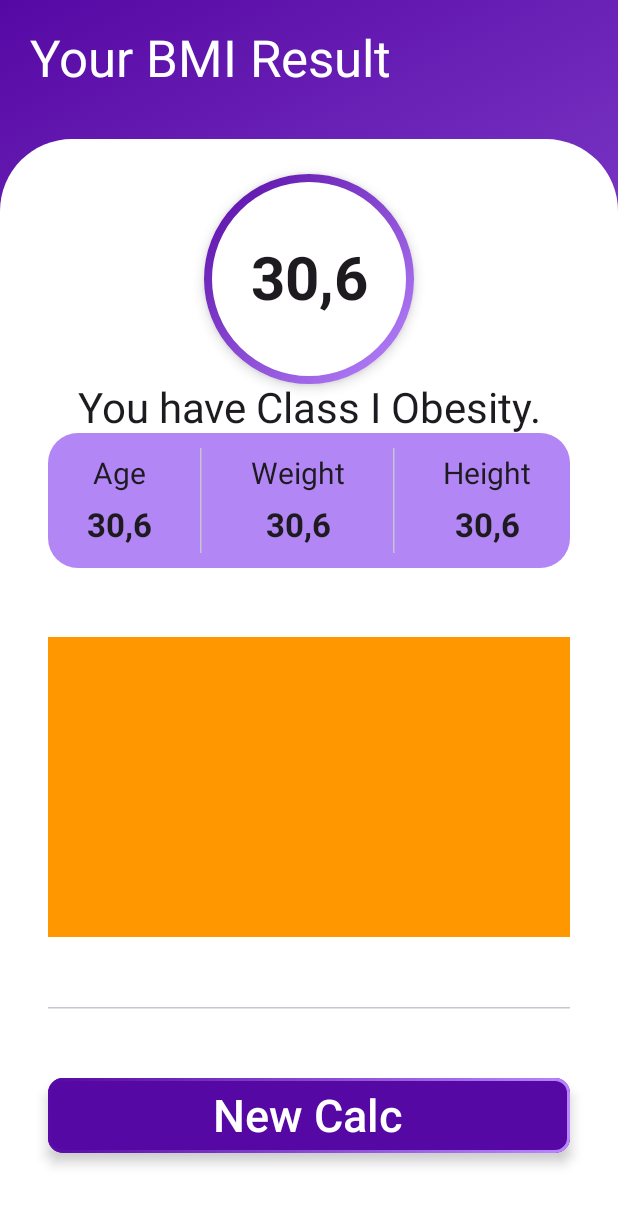
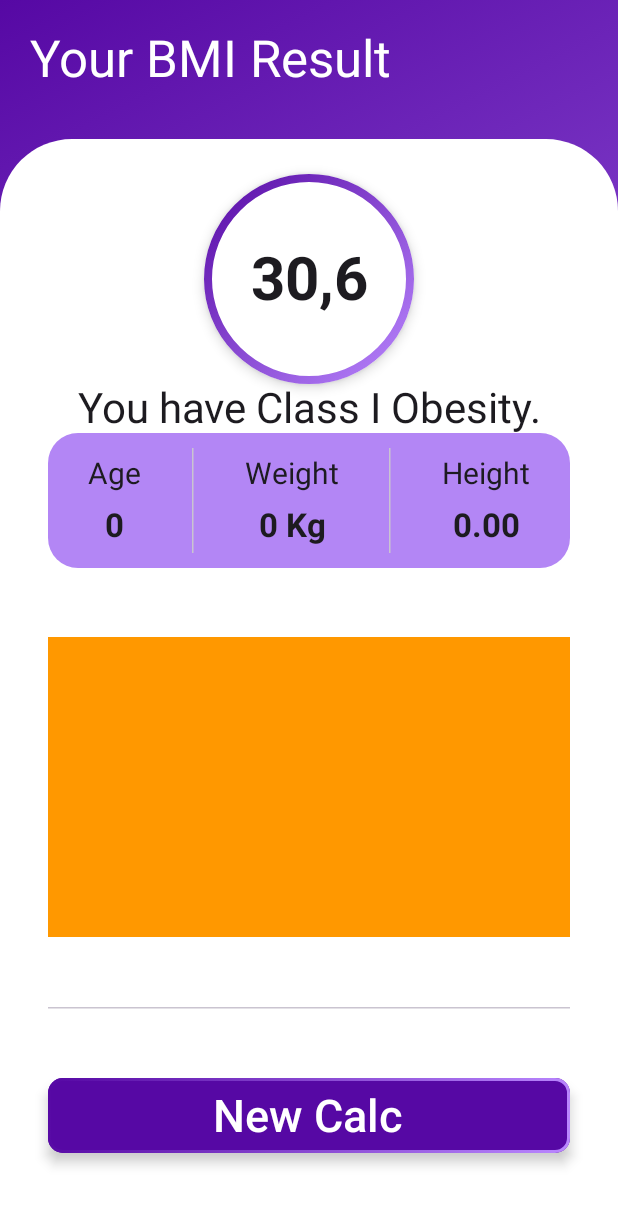
Before and after one commit to moh4b-z/APP_BMI_BB, an Android app built with Jetpack Compose: the @Preview function BMIResultSreernPreview, on a phone screen of 412 x 824 dp. Shown: the top 1205 px of the screen. Run offline under Robolectric (Android 15) with nearby library versions, the phone set to English and light mode, and no system bars.

Commit message:
Afição das variaveis e criação de arquivos xml

```diff
--- a/app/src/main/java/br/senai/sp/jandira/bmi/screens/BMIResultScreern.kt
+++ b/app/src/main/java/br/senai/sp/jandira/bmi/screens/BMIResultScreern.kt
@@ -1,6 +1,7 @@
 package br.senai.sp.jandira.bmi.screens
 
 
+import android.content.Context
 import androidx.compose.foundation.BorderStroke
 import androidx.compose.foundation.Image
 import androidx.compose.foundation.background
@@ -57,11 +58,33 @@ import androidx.compose.ui.unit.sp
 import androidx.navigation.NavHostController
 import br.senai.sp.jandira.bmi.R
 import org.w3c.dom.Text
+import java.util.Locale
 
 @Composable
 fun BMIResultSreern(
     navController: NavHostController?
 ) {
+    val context = LocalContext.current
+    val sharedUserFile = context
+        .getSharedPreferences(
+            "user",
+            Context.MODE_PRIVATE
+        )
+
+    val userAge = sharedUserFile.getInt(
+        "user_age",
+        0
+    )
+    val userWeight = sharedUserFile.getInt(
+        "user_weight",
+        0
+    )
+    val userHeight = sharedUserFile.getInt(
+        "user_height",
+        0
+    ).toDouble()
+    val height = userHeight / 100
+
     Box(
         modifier = Modifier
             .fillMaxSize()
@@ -169,7 +192,7 @@ fun BMIResultSreern(
                                         fontSize = 20.sp,
                                     )
                                     Text(
-                                        text = stringResource(R.string.exampleNumber),
+                                        text = "$userAge",
                                         fontSize = 22.sp,
                                         fontWeight = FontWeight.Bold
                                     )
@@ -186,7 +209,7 @@ fun BMIResultSreern(
                                         fontSize = 20.sp,
                                     )
                                     Text(
-                                        text = stringResource(R.string.exampleNumber),
+                                        text = "$userWeight Kg",
                                         fontSize = 22.sp,
                                         fontWeight = FontWeight.Bold
                                     )
@@ -203,7 +226,11 @@ fun BMIResultSreern(
                                         fontSize = 20.sp,
                                     )
                                     Text(
-                                        text = stringResource(R.string.exampleNumber),
+                                        text = String.format(
+                                            Locale.getDefault(),
+                                            "%.2f",
+                                            height
+                                        ),
                                         fontSize = 22.sp,
                                         fontWeight = FontWeight.Bold
                                     )
@@ -224,6 +251,7 @@ fun BMIResultSreern(
 
                     Button(
                         onClick = {
+                            navController?.navigate("home")
                         },
                         modifier = Modifier
                             .fillMaxWidth()
--- a/app/src/main/res/values/strings.xml
+++ b/app/src/main/res/values/strings.xml
@@ -7,7 +7,7 @@
     <string name="next">Next</string>
     <string name="support_name">The name is mandatory and must have 3 or more letters.</string>
 
-    <string name="titleHi">Hi!</string>
+    <string name="titleHi">Hi</string>
     <string name="buttonMale">Male</string>
     <string name="buttonFemale">Female</string>
     <string name="Age">Age</string>
@@ -15,8 +15,7 @@
     <string name="Height">Height</string>
     <string name="buttonCalculate">Calculate</string>
     <string name="supportEmptyField">The field is mandatory</string>
-    <string name="support_wheight">The name is mandatory and must have 3 or more letters.</string>
-    <string name="support_height">The name is mandatory and must have 3 or more letters.</string>
+    <string name="supportTextFieldForInt">The field only receives integers</string>
 
     <string name="titleYourBMIResult">Your BMI Result</string>
     <string name="YouHaveClassIObesity">You have Class I Obesity.</string>
```
Also changed, not shown: app/src/main/java/br/senai/sp/jandira/bmi/screens/TelaInicial.kt (+20 -5 lines), app/src/main/java/br/senai/sp/jandira/bmi/screens/UserDataScreen.kt (+57 -16 lines).
